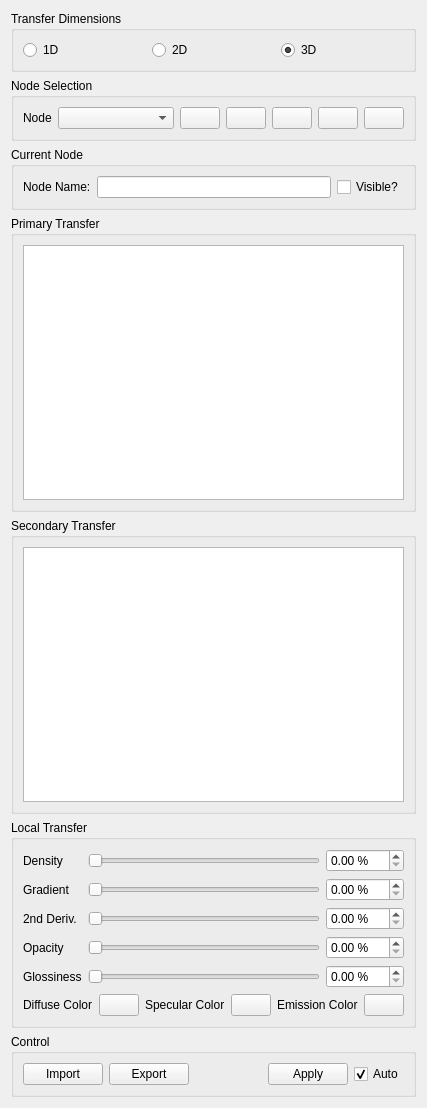
Qt form Source/VoxRender/Interface/transferwidget.ui (nagyistoce/voxrender) before a commit.
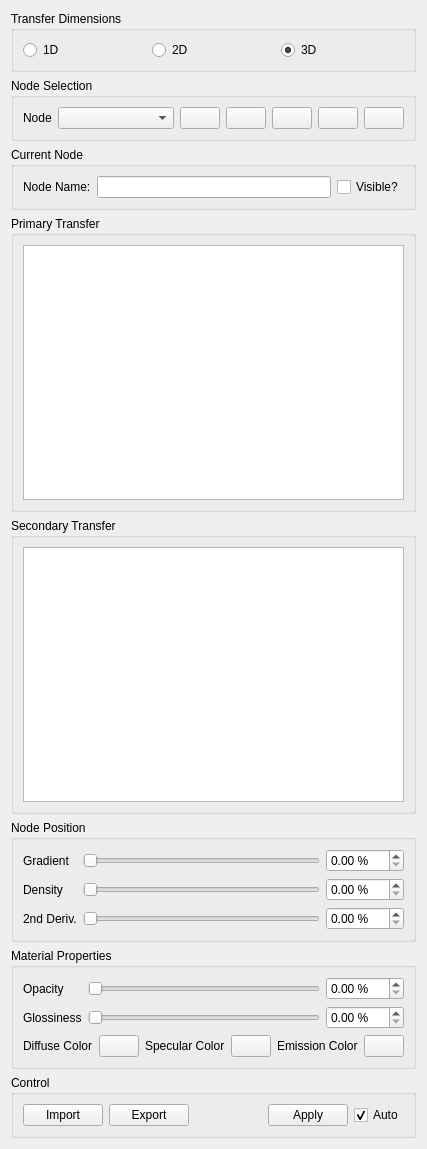
The same form after that commit. Icons and pictures are not drawn.

Commit message: - Continued work on transfer function editor widget - Removed film usage (moved to camera class)

```diff
--- a/Source/VoxRender/Interface/transferwidget.ui
+++ b/Source/VoxRender/Interface/transferwidget.ui
@@ -7,7 +7,7 @@
     <x>0</x>
     <y>0</y>
     <width>389</width>
-    <height>1040</height>
+    <height>1075</height>
    </rect>
   </property>
   <property name="windowTitle">
@@ -242,21 +242,31 @@
     </widget>
    </item>
    <item>
-    <widget class="QGroupBox" name="groupBox_localNode">
+    <widget class="QGroupBox" name="groupBox_2">
      <property name="title">
-      <string>Local Transfer</string>
+      <string>Node Position</string>
      </property>
-     <layout class="QVBoxLayout" name="verticalLayout_2">
-      <item>
-       <layout class="QGridLayout" name="gridLayout_params">
-        <item row="0" column="0">
+     <layout class="QGridLayout" name="gridLayout_3">
+      <item row="0" column="0">
+       <layout class="QGridLayout" name="gridLayout_2">
+        <item row="1" column="1">
+         <widget class="QSlider" name="horizontalSlider_density">
+          <property name="maximum">
+           <number>100</number>
+          </property>
+          <property name="orientation">
+           <enum>Qt::Horizontal</enum>
+          </property>
+         </widget>
+        </item>
+        <item row="1" column="0">
          <widget class="QLabel" name="label_density">
           <property name="text">
            <string>Density</string>
           </property>
          </widget>
         </item>
-        <item row="0" column="2">
+        <item row="1" column="2">
          <widget class="QDoubleSpinBox" name="doubleSpinBox_density">
           <property name="suffix">
            <string> %</string>
@@ -266,14 +276,24 @@
           </property>
          </widget>
         </item>
-        <item row="1" column="0">
+        <item row="0" column="1">
+         <widget class="QSlider" name="horizontalSlider_gradient">
+          <property name="maximum">
+           <number>100</number>
+          </property>
+          <property name="orientation">
+           <enum>Qt::Horizontal</enum>
+          </property>
+         </widget>
+        </item>
+        <item row="0" column="0">
          <widget class="QLabel" name="label_gradient">
           <property name="text">
            <string>Gradient</string>
           </property>
          </widget>
         </item>
-        <item row="1" column="2">
+        <item row="0" column="2">
          <widget class="QDoubleSpinBox" name="doubleSpinBox_gradient">
           <property name="suffix">
            <string> %</string>
@@ -283,32 +303,11 @@
           </property>
          </widget>
         </item>
-        <item row="3" column="2">
-         <widget class="QDoubleSpinBox" name="doubleSpinBox_opacity">
-          <property name="suffix">
-           <string> %</string>
-          </property>
+        <item row="2" column="1">
+         <widget class="QSlider" name="horizontalSlider_gradient2">
           <property name="maximum">
-           <double>100.000000000000000</double>
+           <number>100</number>
           </property>
-         </widget>
-        </item>
-        <item row="0" column="1">
-         <widget class="QSlider" name="horizontalSlider_density">
-          <property name="orientation">
-           <enum>Qt::Horizontal</enum>
-          </property>
-         </widget>
-        </item>
-        <item row="1" column="1">
-         <widget class="QSlider" name="horizontalSlider_gradient">
-          <property name="orientation">
-           <enum>Qt::Horizontal</enum>
-          </property>
-         </widget>
-        </item>
-        <item row="3" column="1">
-         <widget class="QSlider" name="horizontalSlider_opacity">
           <property name="orientation">
            <enum>Qt::Horizontal</enum>
           </property>
@@ -321,13 +320,6 @@
           </property>
          </widget>
         </item>
-        <item row="2" column="1">
-         <widget class="QSlider" name="horizontalSlider_gradient2">
-          <property name="orientation">
-           <enum>Qt::Horizontal</enum>
-          </property>
-         </widget>
-        </item>
         <item row="2" column="2">
          <widget class="QDoubleSpinBox" name="doubleSpinBox_gradient2">
           <property name="suffix">
@@ -338,6 +330,39 @@
           </property>
          </widget>
         </item>
+       </layout>
+      </item>
+     </layout>
+    </widget>
+   </item>
+   <item>
+    <widget class="QGroupBox" name="groupBox_localNode">
+     <property name="title">
+      <string>Material Properties</string>
+     </property>
+     <layout class="QVBoxLayout" name="verticalLayout_2">
+      <item>
+       <layout class="QGridLayout" name="gridLayout_params">
+        <item row="3" column="2">
+         <widget class="QDoubleSpinBox" name="doubleSpinBox_opacity">
+          <property name="suffix">
+           <string> %</string>
+          </property>
+          <property name="maximum">
+           <double>100.000000000000000</double>
+          </property>
+         </widget>
+        </item>
+        <item row="3" column="1">
+         <widget class="QSlider" name="horizontalSlider_opacity">
+          <property name="maximum">
+           <number>100</number>
+          </property>
+          <property name="orientation">
+           <enum>Qt::Horizontal</enum>
+          </property>
+         </widget>
+        </item>
         <item row="3" column="0">
          <widget class="QLabel" name="label_opacity">
           <property name="text">
@@ -354,6 +379,9 @@
         </item>
         <item row="4" column="1">
          <widget class="QSlider" name="horizontalSlider_gloss">
+          <property name="maximum">
+           <number>100</number>
+          </property>
           <property name="orientation">
            <enum>Qt::Horizontal</enum>
           </property>
```
The commit also changes 14 other files.
